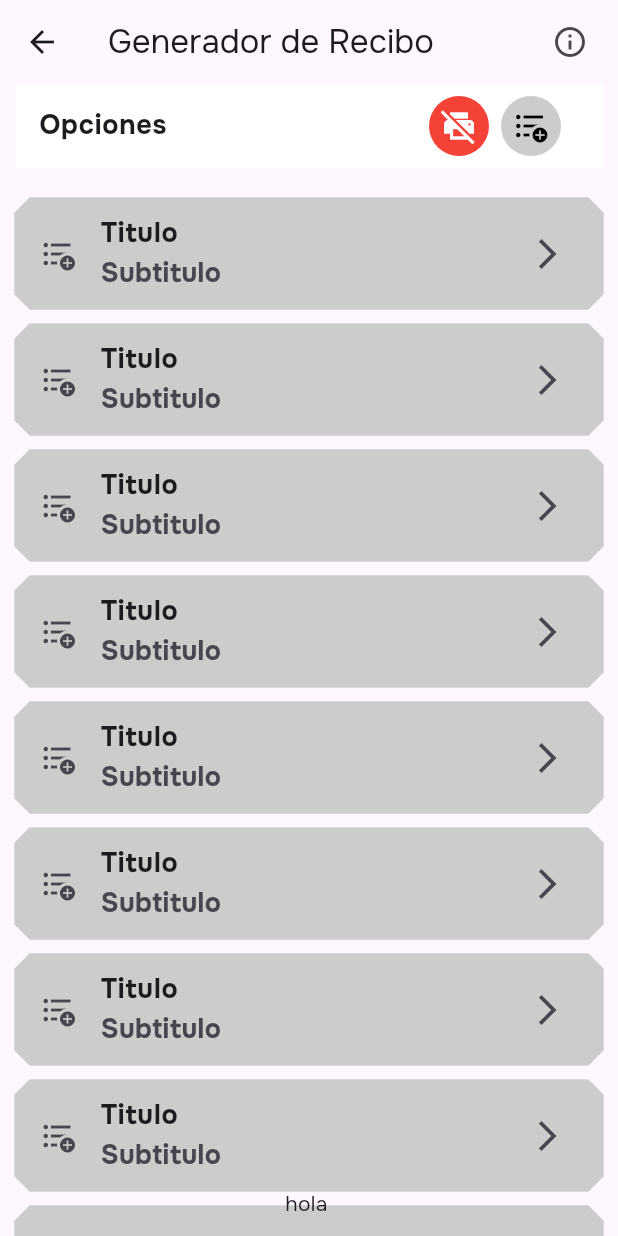
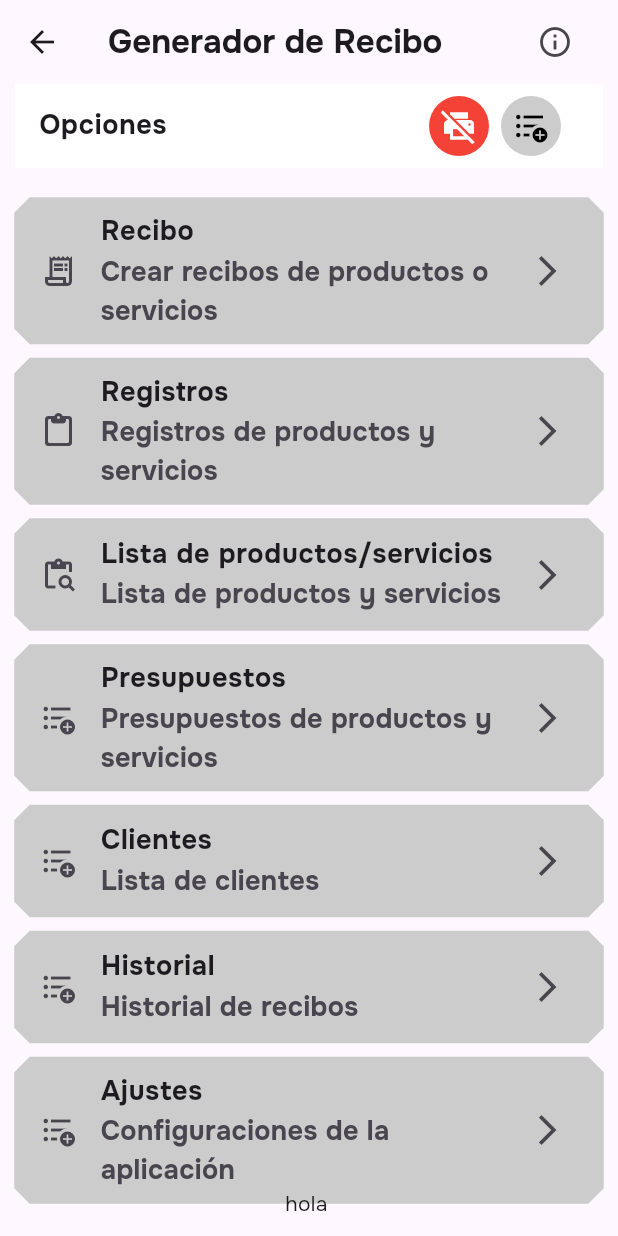
Before and after one commit to HanJian16/Ballots-Template, a Flutter app: the HomeScreen screen opened directly, on a phone screen of 412 x 824 dp. Run offline on Flutter 3.47's test engine with Material 3 defaults, Android fonts, the phone set to English and light mode, and no system bars; our stand-ins replace get, google_fonts, image_gallery_saver, signature.

Commit message:
Agregando carpeta utils y creando data para la lista del homeScreen

```diff
--- a/frontend/ballots_template_flutter/lib/routes/app_routes.dart
+++ b/frontend/ballots_template_flutter/lib/routes/app_routes.dart
@@ -7,7 +7,7 @@ class AppRoutes {
   static const formRegister = '/form-register';
 
   static final routes = [
-    GetPage(name: initial, page: () => const FormRegisterScreen()),
+    GetPage(name: initial, page: () => const HomeScreen()),
     GetPage(name: formRegister, page: () => const FormRegisterScreen()),
   ];
 }
--- a/frontend/ballots_template_flutter/lib/screens/form_register.dart
+++ b/frontend/ballots_template_flutter/lib/screens/form_register.dart
@@ -1,4 +1,4 @@
-import 'package:ballots_template_flutter/data/formfield_settings.dart';
+import 'package:ballots_template_flutter/utils/formfield_settings.dart';
 import 'package:ballots_template_flutter/controllers/form_controller.dart';
 import 'package:ballots_template_flutter/screens/signature_screens.dart';
 import 'package:ballots_template_flutter/widgets/custom_btn.dart';
--- a/frontend/ballots_template_flutter/lib/screens/home_screen.dart
+++ b/frontend/ballots_template_flutter/lib/screens/home_screen.dart
@@ -1,19 +1,24 @@
 import 'package:ballots_template_flutter/screens/form_register.dart';
+import 'package:ballots_template_flutter/utils/homescreen_datalist.dart';
 import 'package:flutter/material.dart';
 import 'package:get/get.dart';
-import 'package:get/get_connect/http/src/utils/utils.dart';
 
 class HomeScreen extends StatelessWidget {
   const HomeScreen({super.key});
 
   @override
   Widget build(BuildContext context) {
+    List listTileData = getListTileData();
+
     return Scaffold(
       appBar: AppBar(
-        title: const Text("Generador de Recibo"),
+        title: const Text(
+          "Generador de Recibo",
+          style: TextStyle(fontWeight: FontWeight.bold),
+        ),
         actions: const [
           Padding(
-            padding: EdgeInsets.symmetric(horizontal: 20),
+            padding: EdgeInsets.symmetric(horizontal: 30),
             child: Icon(Icons.info_outline),
           )
         ],
@@ -25,25 +30,28 @@ class HomeScreen extends StatelessWidget {
           children: [
             Container(
               decoration: const BoxDecoration(color: Colors.white),
-              child: const ListTile(
-                title: Text(
+              child: ListTile(
+                onTap: () {},
+                title: const Text(
                   'Opciones',
                   style: TextStyle(
                     fontWeight: FontWeight.bold,
                     fontSize: 18,
                   ),
                 ),
-                trailing: Row(
+                trailing: const Row(
                   mainAxisSize: MainAxisSize.min,
                   children: [
                     CustomButton(
-                        icon: Icons.print_disabled,
-                        backgroundColor: Colors.red,
-                        color: Colors.white),
+                      icon: Icons.print_disabled,
+                      backgroundColor: Colors.red,
+                      color: Colors.white,
+                    ),
                     CustomButton(
-                        icon: Icons.format_list_bulleted_add,
-                        backgroundColor: Color(0xFFCCCCCC),
-                        color: Colors.black),
+                      icon: Icons.format_list_bulleted_add,
+                      backgroundColor: Color(0xFFCCCCCC),
+                      color: Colors.black,
+                    ),
                   ],
                 ),
               ),
@@ -51,30 +59,30 @@ class HomeScreen extends StatelessWidget {
             const SizedBox(height: 20),
             Expanded(
               child: ListView.separated(
-                itemCount: 20,
+                itemCount: listTileData.length,
                 itemBuilder: (context, index) {
-                  return const ListTile(
-                    shape: BeveledRectangleBorder(
+                  return ListTile(
+                    shape: const BeveledRectangleBorder(
                       borderRadius: BorderRadius.all(Radius.circular(10)),
                       side: BorderSide(width: 1, color: Color(0xFFCCCCCC)),
                     ),
-                    tileColor: Color(0xFFCCCCCC),
+                    tileColor: const Color(0xFFCCCCCC),
                     title: Text(
-                      'Titulo',
-                      style: TextStyle(
+                      listTileData[index]['title'],
+                      style: const TextStyle(
                         fontWeight: FontWeight.bold,
                         fontSize: 18,
                       ),
                     ),
                     subtitle: Text(
-                      'Subtitulo',
-                      style: TextStyle(
+                      listTileData[index]['subtitle'],
+                      style: const TextStyle(
                         fontWeight: FontWeight.bold,
                         fontSize: 18,
                       ),
                     ),
-                    leading: Icon(Icons.format_list_bulleted_add),
-                    trailing: Icon(Icons.arrow_forward_ios),
+                    leading: Icon(listTileData[index]['icon']),
+                    trailing: const Icon(Icons.arrow_forward_ios),
                   );
                 },
                 separatorBuilder: (context, index) {
@@ -83,7 +91,7 @@ class HomeScreen extends StatelessWidget {
               ),
             ),
             GestureDetector(
-              onTap: () =>  Get.to(const FormRegisterScreen()),
+              onTap: () => Get.to(const FormRegisterScreen()),
               child: const SizedBox(
                 height: 32,
                 width: 32,
--- /dev/null
+++ b/frontend/ballots_template_flutter/lib/utils/homescreen_datalist.dart
@@ -0,0 +1,43 @@
+import 'package:flutter/material.dart';
+
+getListTileData() {
+  List listTileData = [
+    {
+      'title': 'Recibo',
+      'subtitle': 'Crear recibos de productos o servicios',
+      'icon': Icons.receipt_long_outlined,
+    },
+    {
+      'title': 'Registros',
+      'subtitle': 'Registros de productos y servicios',
+      'icon': Icons.content_paste_rounded,
+    },
+    {
+      'title': 'Lista de productos/servicios',
+      'subtitle': 'Lista de productos y servicios',
+      'icon': Icons.content_paste_search,
+    },
+    {
+      'title': 'Presupuestos',
+      'subtitle': 'Presupuestos de productos y servicios',
+      'icon': Icons.format_list_bulleted_add,
+    },
+    {
+      'title': 'Clientes',
+      'subtitle': 'Lista de clientes',
+      'icon': Icons.format_list_bulleted_add
+    },
+    {
+      'title': 'Historial',
+      'subtitle': 'Historial de recibos',
+      'icon': Icons.format_list_bulleted_add,
+    },
+    {
+      'title': 'Ajustes',
+      'subtitle': 'Configuraciones de la aplicación',
+      'icon': Icons.format_list_bulleted_add,
+    }
+  ];
+
+  return listTileData;
+}
```
Also changed, not shown: frontend/ballots_template_flutter/lib/utils/formfield_settings.dart (renamed from frontend/ballots_template_flutter/lib/data/formfield_settings.dart).
